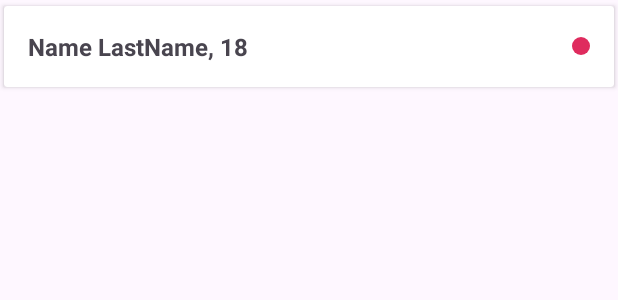
After one commit to RaineyI/Messenger, an Android app: the layout user_item.xml on its own in the app's theme, with its tools: preview values and no code run, on a phone screen of 412 x 824 dp. The commit adds this screen. Shown: the top 300 px of the screen. Run offline under Robolectric (Android 15) with nearby library versions, the phone set to English and light mode, and no system bars.

Commit message:
- Some changes

```diff
--- a/app/src/main/java/com/example/messenger/LoginViewModel.java
+++ b/app/src/main/java/com/example/messenger/LoginViewModel.java
@@ -13,7 +13,7 @@ import com.google.firebase.auth.FirebaseUser;
 
 public class LoginViewModel extends ViewModel {
 
-    private FirebaseAuth auth;
+    private final FirebaseAuth auth;
     private final MutableLiveData<String> error = new MutableLiveData<>();
     private final MutableLiveData<FirebaseUser> user = new MutableLiveData<>();
 
--- /dev/null
+++ b/app/src/main/res/drawable/circle_green.xml
@@ -0,0 +1,5 @@
+<?xml version="1.0" encoding="utf-8"?>
+<shape xmlns:android="http://schemas.android.com/apk/res/android"
+    android:shape="oval">
+    <solid android:color="@color/green"/>
+</shape>
--- /dev/null
+++ b/app/src/main/res/drawable/circle_pink.xml
@@ -0,0 +1,5 @@
+<?xml version="1.0" encoding="utf-8"?>
+<shape xmlns:android="http://schemas.android.com/apk/res/android"
+    android:shape="oval">
+    <solid android:color="@color/pink"/>
+</shape>
--- /dev/null
+++ b/app/src/main/res/layout/user_item.xml
@@ -0,0 +1,33 @@
+<?xml version="1.0" encoding="utf-8"?>
+<androidx.cardview.widget.CardView xmlns:android="http://schemas.android.com/apk/res/android"
+    xmlns:app="http://schemas.android.com/apk/res-auto"
+    xmlns:tools="http://schemas.android.com/tools"
+    android:layout_width="match_parent"
+    android:layout_height="wrap_content"
+    app:cardUseCompatPadding="true">
+
+    <LinearLayout
+        android:layout_width="match_parent"
+        android:layout_height="wrap_content"
+        android:gravity="center"
+        android:orientation="horizontal">
+
+        <TextView
+            android:id="@+id/textViewUserInfo"
+            android:layout_width="0dp"
+            android:layout_height="wrap_content"
+            android:layout_weight="1"
+            android:padding="16dp"
+            android:textSize="16sp"
+            android:textStyle="bold"
+            tools:text="Name LastName, 18" />
+
+        <View
+            android:id="@+id/viewUserStatus"
+            android:layout_width="12dp"
+            android:layout_height="12dp"
+            android:layout_margin="16dp"
+            tools:background="@drawable/circle_pink" />
+
+    </LinearLayout>
+</androidx.cardview.widget.CardView>
--- a/app/src/main/res/values/colors.xml
+++ b/app/src/main/res/values/colors.xml
@@ -3,4 +3,7 @@
     <color name="black">#FF000000</color>
     <color name="white">#FFFFFFFF</color>
     <color name="violet">#8649CF</color>
+    <color name="pink">#DF2B5E</color>
+    <color name="green">#11D580</color>
+    <color name="bg_users">#E3E3E3</color>
 </resources>
```
Also changed, not shown: app/src/main/java/com/example/messenger/RegistrationActivity.java (+18 -4 lines), app/src/main/java/com/example/messenger/RegistrationViewModel.java (+17 -10 lines), app/src/main/java/com/example/messenger/User.java (added, +39 -0 lines), app/src/main/java/com/example/messenger/UsersActivity.java (+11 -0 lines), app/src/main/java/com/example/messenger/UsersAdapter.java (added, +86 -0 lines), app/src/main/res/layout/activity_users.xml (+5 -3 lines).
